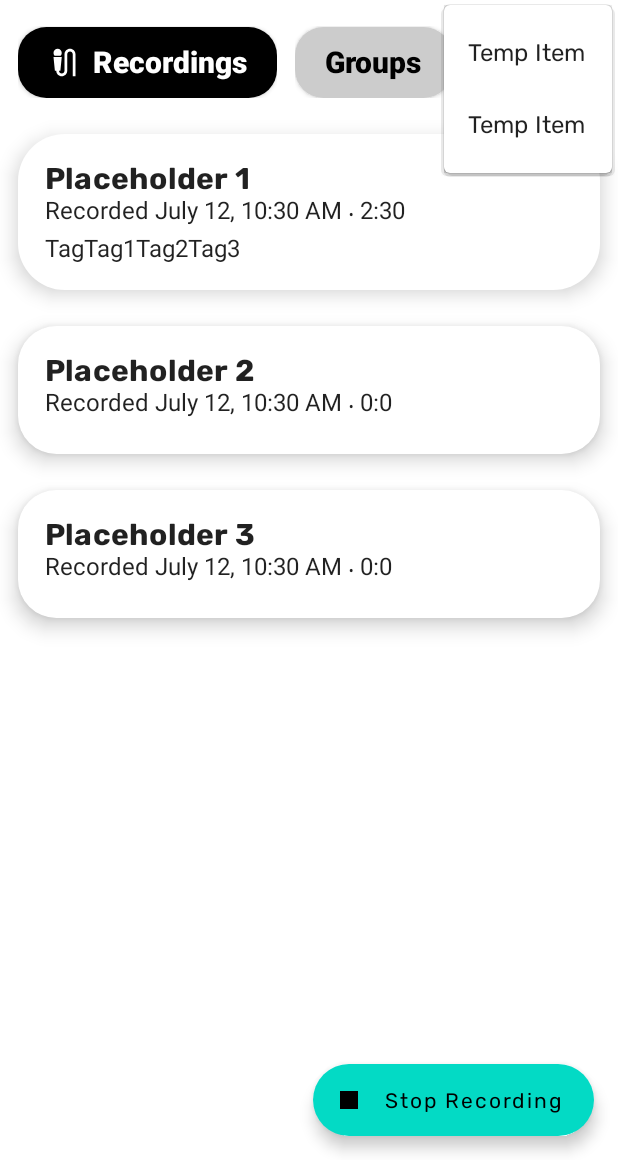
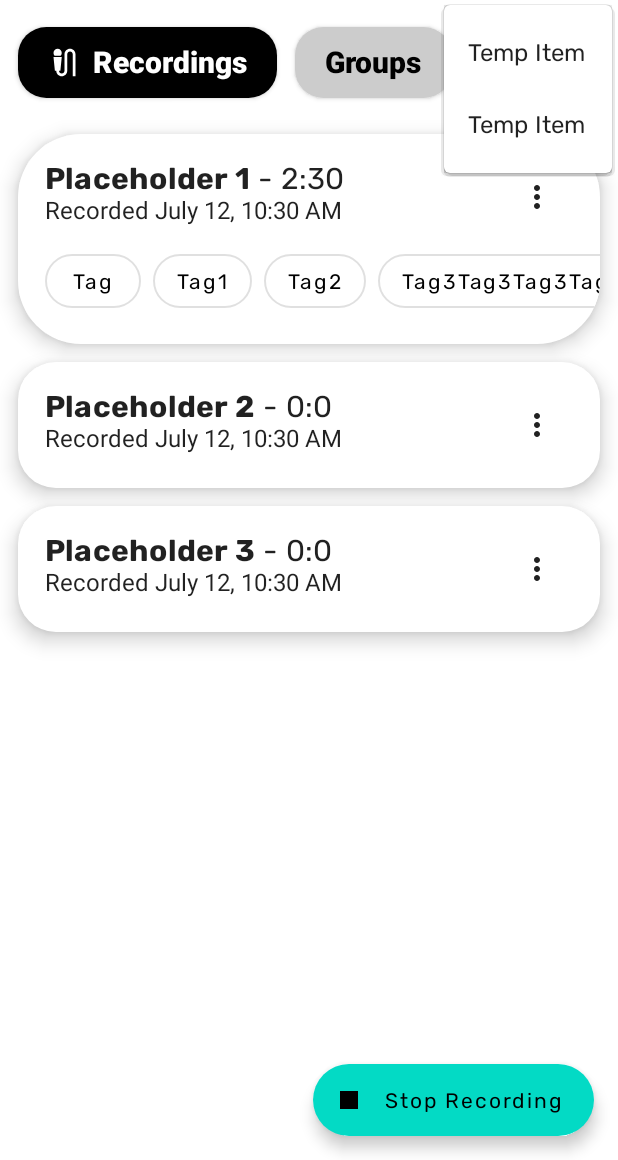
Before and after one commit to j-osephlong/MicCheck, an Android app built with Jetpack Compose: the @Preview function MainScreenPreview, on a phone screen of 412 x 824 dp, the part 76-1236 px from its top. Run offline under Robolectric (Android 15) with nearby library versions, the phone set to English and light mode, and no system bars.

Commit message:
Hooked up WIP UI to recording logic. Now you can record and a see a list of said recordings. Also fixed MediaStore date issue. Turns out *1000L.

```diff
--- a/app/src/main/java/com/example/miccheck/CustomComponents.kt
+++ b/app/src/main/java/com/example/miccheck/CustomComponents.kt
@@ -1,14 +1,14 @@
 package com.example.miccheck
 
 import androidx.compose.animation.*
-import androidx.compose.animation.core.FiniteAnimationSpec
 import androidx.compose.foundation.horizontalScroll
 import androidx.compose.foundation.layout.*
 import androidx.compose.foundation.rememberScrollState
 import androidx.compose.foundation.shape.RoundedCornerShape
 import androidx.compose.material.*
 import androidx.compose.material.icons.Icons
-import androidx.compose.material.icons.filled.*
+import androidx.compose.material.icons.filled.Inventory2
+import androidx.compose.material.icons.filled.MicExternalOn
 import androidx.compose.runtime.*
 import androidx.compose.ui.Alignment
 import androidx.compose.ui.Modifier
@@ -22,24 +22,25 @@ import androidx.compose.ui.unit.sp
 import com.example.miccheck.ui.theme.MicCheckTheme
 
 @Composable
-fun Chip (
+fun Chip(
     text: String,
+    onClick: () -> Unit,
+    modifier: Modifier = Modifier,
     color: Color = MaterialTheme.colors.surface,
-    contentColor: Color = MaterialTheme.colors.onSurface,
-    onClick: () -> Unit,
-    modifier: Modifier = Modifier
+    contentColor: Color = MaterialTheme.colors.onSurface
 ) {
-    OutlinedButton (
-        onClick = onClick,
-        modifier =
-            modifier
-                .height(32.dp),
-        elevation = ButtonDefaults.elevation(0.dp, 0.dp, 0.dp),
-        colors = ButtonDefaults.outlinedButtonColors(color, contentColor),
-        shape = RoundedCornerShape(50),
-        border = ButtonDefaults.outlinedBorder.copy(width = 1.dp)
-    ) {
-        Text (text)
+    Row {
+        OutlinedButton(
+            onClick = onClick,
+            modifier = modifier,
+            elevation = ButtonDefaults.elevation(0.dp, 0.dp, 0.dp),
+            colors = ButtonDefaults.outlinedButtonColors(color, contentColor),
+            shape = RoundedCornerShape(100),
+            border = ButtonDefaults.outlinedBorder.copy(width = 1.dp)
+        ) {
+            Text(text)
+        }
+        Spacer(Modifier.width(8.dp))
     }
 }
 
@@ -78,7 +79,7 @@ fun BigButton(
         modifier =
         Modifier
             .padding(0.dp, 0.dp, 12.dp, 0.dp)
-            .animateContentSize()
+//            .animateContentSize()
     ) {
         Row (
             modifier =
@@ -87,8 +88,8 @@ fun BigButton(
         ) {
             AnimatedVisibility(
                 visible = selected,
-                enter = fadeIn(),
-                exit = fadeOut(),
+                enter = expandHorizontally(),
+                exit = shrinkHorizontally(),
                 modifier = Modifier.align(Alignment.CenterVertically)
             ) {
                 Row {
--- a/app/src/main/java/com/example/miccheck/MainScreen.kt
+++ b/app/src/main/java/com/example/miccheck/MainScreen.kt
@@ -1,16 +1,11 @@
 package com.example.miccheck
 
-import android.content.Context
 import android.net.Uri
 import androidx.compose.animation.ExperimentalAnimationApi
-import androidx.compose.foundation.gestures.Orientation
-import androidx.compose.foundation.horizontalScroll
 import androidx.compose.foundation.layout.*
 import androidx.compose.foundation.lazy.LazyColumn
 import androidx.compose.foundation.lazy.LazyRow
-import androidx.compose.foundation.lazy.items
 import androidx.compose.foundation.lazy.itemsIndexed
-import androidx.compose.foundation.rememberScrollState
 import androidx.compose.foundation.shape.RoundedCornerShape
 import androidx.compose.material.*
 import androidx.compose.material.icons.Icons
@@ -18,17 +13,14 @@ import androidx.compose.material.icons.filled.*
 import androidx.compose.runtime.*
 import androidx.compose.ui.Alignment
 import androidx.compose.ui.Modifier
-import androidx.compose.ui.graphics.Color
-import androidx.compose.ui.text.TextStyle
 import androidx.compose.ui.text.font.FontWeight
 import androidx.compose.ui.tooling.preview.Preview
 import androidx.compose.ui.unit.dp
 import com.example.miccheck.ui.theme.MicCheckTheme
 import java.time.ZoneId
 import java.time.format.DateTimeFormatter
-import java.time.temporal.ChronoUnit
-import java.time.temporal.TemporalUnit
 import java.util.*
+import kotlin.math.min
 
 @ExperimentalMaterialApi
 @ExperimentalAnimationApi
@@ -36,9 +28,11 @@ import java.util.*
 fun MainScreen(
     recordings: List<Recording>,
     currentlyRecording: Boolean,
-    onStartRecord: (ctx: Context) -> Unit,
-    onStopRecord: (ctx: Context) -> Unit,
-    onSelectRecording: () -> Unit
+    onStartRecord: () -> Unit,
+    onStopRecord: () -> Unit,
+    onSelectRecording: () -> Unit,
+    onSelectScreen: (Int) -> Unit,
+    selectedScreen: Int
 ) {
     Scaffold(
         topBar = { TopBar() },
@@ -47,14 +41,14 @@ fun MainScreen(
             if (!currentlyRecording)
                 ExtendedFloatingActionButton(
                     text = { Text("Record") },
-                    onClick = { /*TODO*/ },
+                    onClick = onStartRecord,
                     icon = { Icon(imageVector = Icons.Default.Add, contentDescription = "Record") },
                     shape = RoundedCornerShape(16.dp)
                 )
             else
                 ExtendedFloatingActionButton(
                     text = { Text("Stop Recording") },
-                    onClick = { /*TODO*/ },
+                    onClick = onStopRecord,
                     icon = { Icon(imageVector = Icons.Default.Stop, contentDescription = "Stop") }
                 )
         }
@@ -63,24 +57,26 @@ fun MainScreen(
             Spacer(modifier = Modifier.height(8.dp))
             BigButtonRow {
                 BigButton(
-                    onClick = { /*TODO*/ },
-                    selected = true,
+                    onClick = { onSelectScreen(0) },
+                    selected = selectedScreen == 0,
                     text = "Recordings",
                     icon = Icons.Default.MicExternalOn
                 )
                 BigButton(
-                    onClick = { /*TODO*/ },
-                    selected = false,
+                    onClick = { onSelectScreen(1) },
+                    selected = selectedScreen == 1,
                     text = "Groups",
                     icon = Icons.Default.Inventory2
                 )
             }
 
-            Spacer(modifier = Modifier.height(12.dp))
+            when (selectedScreen) {
+                else ->
                     RecordingsList(
                         recordings = recordings,
                         onSelectRecording = { /*TODO*/ }
                     )
+            }
         }
     }
 }
@@ -138,9 +134,11 @@ fun RecordingsList (
 ) {
     Column(Modifier.fillMaxSize()) {
         LazyColumn (Modifier.fillMaxSize()) {
-            items(recordings) {
-                item ->
-                RecordingElm(item)
+            itemsIndexed(recordings) { index, item ->
+                if (index == 0)
+                    RecordingElm(item, Modifier.padding(12.dp, 24.dp, 12.dp, 12.dp))
+                else
+                    RecordingElm(item, Modifier.padding(12.dp, 0.dp, 12.dp, 12.dp))
             }
         }
     }
@@ -155,41 +153,73 @@ fun RecordingsList (
  *      - Description indicator icon
  */
 @Composable
-fun RecordingElm (
-    rec: Recording
+fun RecordingElm(
+    rec: Recording,
+    modifier: Modifier = Modifier
 ) {
-    Card (elevation = 8.dp,
-    modifier = Modifier.padding(12.dp),
-    shape = RoundedCornerShape(30)) {
+    Card(
+        elevation = 8.dp,
+        modifier = modifier,
+        shape = RoundedCornerShape(30)
+    ) {
         Column(
             Modifier
                 .fillMaxWidth()
-                .padding(18.dp)
+                .padding(18.dp, 18.dp, 0.dp, 18.dp)
         ) {
+
+            Row(
+                horizontalArrangement = Arrangement.SpaceBetween,
+                modifier = Modifier.fillMaxWidth()
+            ) {
+                Column {
+                    Row {
                         Text(
                             rec.name,
                             style = MaterialTheme.typography.h6.copy(fontWeight = FontWeight.ExtraBold)
                         )
-            Row {
+                        Text(
+                            " - " +
+                                    (
+                                            (   //hours
+                                                    if (((rec.duration / 1000) / 60) / 60 > 0)
+                                                        (((rec.duration / 1000) / 360).toString() + ":")
+                                                    else
+                                                        ""
+                                                    ) + //minutes
+                                                    ((rec.duration / 1000) / 60) % 60) + ":" +
+                                    //seconds
+                                    ((rec.duration / 1000) % 60).toString(),
+                            style = MaterialTheme.typography.h6.copy(fontWeight = FontWeight.Normal)
+                        )
+                    }
+
                     Text(
                         "Recorded " + rec.date.format(
                             DateTimeFormatter.ofPattern("LLLL d, h:mm a")
                                 .withLocale(Locale.getDefault()).withZone(ZoneId.systemDefault())
                         )
                     )
-                Text(" ∙ ")
-                Text(
-                    ((
-                            if (((rec.duration / 1000) / 60) / 60 > 0)
-                                (((rec.duration / 1000) / 360).toString() + ":")
-                            else "") +
-                            ((rec.duration / 1000) / 60) % 60) + ":" +
-                            ((rec.duration / 1000) % 60).toString()
+                }
+
+                IconButton(
+                    onClick = { /*TODO*/ },
+                    modifier = Modifier
+                        .padding(0.dp, 0.dp, 18.dp, 0.dp)
+                        .align(Alignment.CenterVertically)
+                ) {
+                    Icon(Icons.Default.MoreVert, "More Option - Recording")
+                }
+            }
+
+            if (rec.data.tags.isNotEmpty())
+                Spacer(Modifier.height(8.dp))
+            LazyRow {
+                itemsIndexed(rec.data.tags.subList(0, min(rec.data.tags.size, 4))) { _, item ->
+                    Chip(
+                        text = item.name,
+                        onClick = { }
                     )
-            }
-            LazyRow {
-                itemsIndexed(rec.data.tags) { _, item ->
-                    Text(item.name)
                 }
             }
         }
@@ -201,17 +231,25 @@ fun RecordingElm (
 @Preview
 @Composable
 fun MainScreenPreview () {
+    var sel by remember {
+        mutableStateOf(0)
+    }
+    val onSelectScreen: (Int) -> Unit = {
+        sel = it
+    }
+
     MicCheckTheme {
         Surface {
             MainScreen(
                 recordings = listOf(
-                    Recording(Uri.EMPTY, "Placeholder 1", 150000, 0,
+                    Recording(
+                        Uri.EMPTY, "Placeholder 1", 150000, 0,
                         data = RecordingData(
                             tags = listOf(
                                 Tag("Tag"),
                                 Tag("Tag1"),
                                 Tag("Tag2"),
-                                    Tag("Tag3"),
+                                Tag("Tag3Tag3Tag3Tag3"),
                             )
                         )
                     ),
@@ -221,7 +259,9 @@ fun MainScreenPreview () {
                 currentlyRecording = true,
                 onStartRecord = { /*TODO*/ },
                 onStopRecord = { /*TODO*/ },
-                onSelectRecording = { /*TODO*/ }
+                onSelectRecording = { /*TODO*/ },
+                onSelectScreen = onSelectScreen,
+                selectedScreen = sel
             )
         }
     }
```
Also changed, not shown: app/src/main/java/com/example/miccheck/AppViewModel.kt (+17 -11 lines), app/src/main/java/com/example/miccheck/MainActivity.kt (+46 -61 lines). Lines whose indentation alone changed are shown as unchanged.
